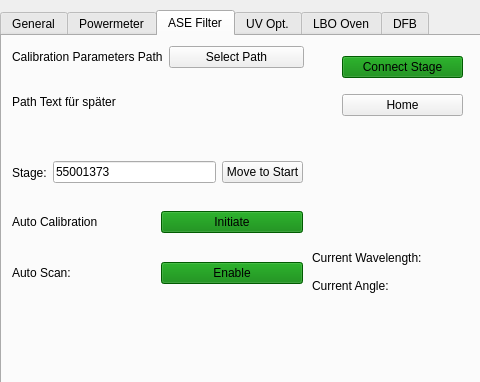
Before: the Qt Designer form pulsed_laser_interface.ui in XenoBene/PulsedLaserGUI, drawn with Qt 5; both pictures show x 0 to 480 and y 0 to 382 of the 773 by 647 pixel window.
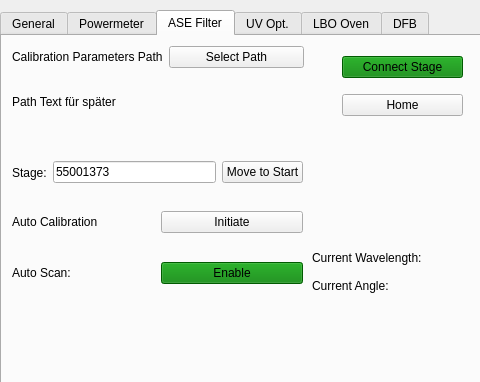
After: the same form once the commit is applied. The open tabs and pages were chosen to show the change.

Diff of the .ui file:
```diff
--- a/pulsed_laser_interface.ui
+++ b/pulsed_laser_interface.ui
@@ -461,13 +461,13 @@
        <item>
         <widget class="QPushButton" name="ase_button_startAutoCal">
          <property name="styleSheet">
-          <string notr="true">background-color: green</string>
+          <string notr="true"/>
          </property>
          <property name="text">
           <string>Initiate</string>
          </property>
          <property name="checkable">
-          <bool>true</bool>
+          <bool>false</bool>
          </property>
         </widget>
        </item>
```
